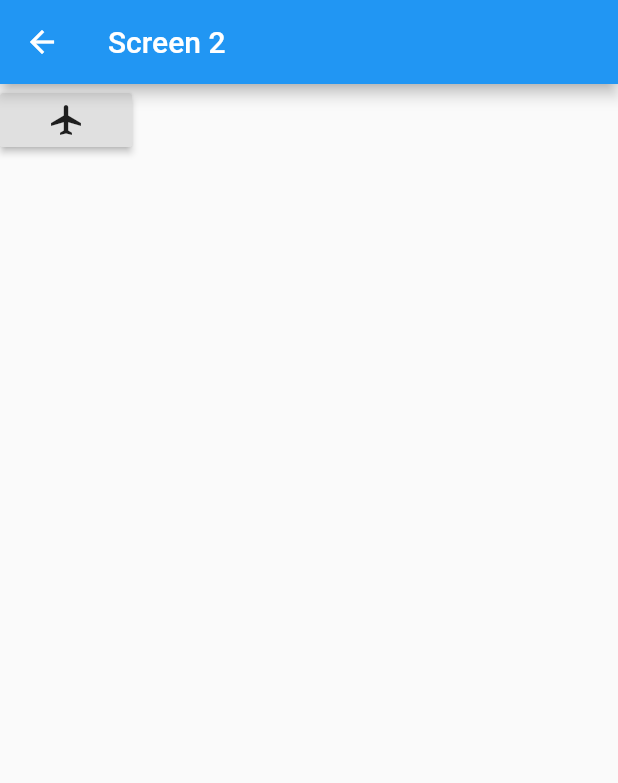
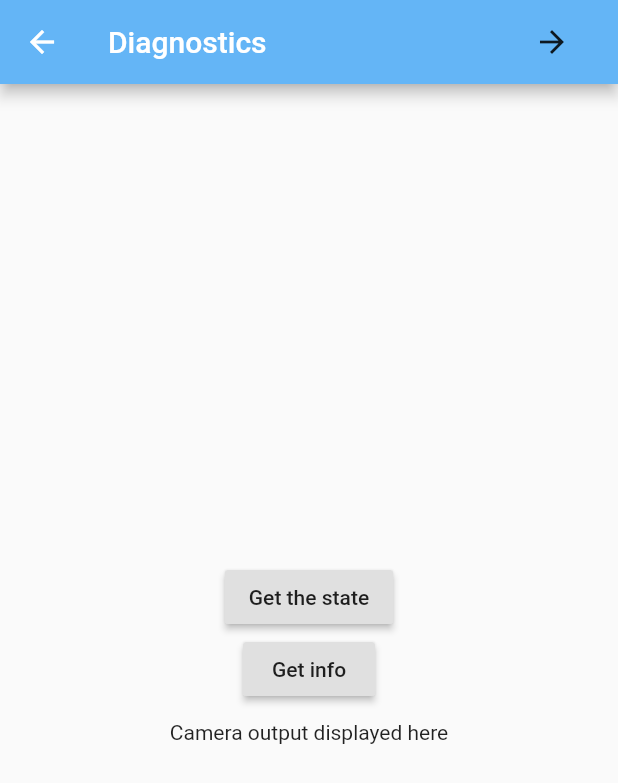
Before and after one commit to KaiyoteSoft/theta-basic-app, a Flutter app: the screen it shows after launch, after a tap on the "arrow forward" icon, on a phone screen of 412 x 824 dp. Shown: the top 783 px of the screen. Run offline on Flutter 3.47's test engine with Material 2 defaults, Android fonts, the phone set to English and light mode, and no system bars; network calls fail.

Commit message:
Formatted diagnostic output text, broke out app bar into reusable functions

```diff
--- /dev/null
+++ b/lib/info.dart
@@ -0,0 +1,10 @@
+import 'package:http/http.dart' as http;
+import 'package:theta_v_basic_app/pretty_print.dart';
+
+Future<String> info() async {
+  var url = 'http://192.168.1.1/osc/info';
+  var response = await http.get(url);
+
+  prettyPrint(response.body);
+  return outputPrettyPrint(response.body);
+}
--- a/lib/main.dart
+++ b/lib/main.dart
@@ -1,8 +1,21 @@
 import 'package:flutter/material.dart';
 import './screens/screen_home.dart';
-//import './screens/screen_1.dart';
 import './screens/screen_2.dart';
 import './screens/screen_3.dart';
+
+Widget generateAppBar(String titleText, BuildContext context, String screenName) {
+  return AppBar(
+    title: Text(titleText),
+    backgroundColor: Colors.blue[300],
+    actions: [FlatButton(
+      onPressed: () {
+        Navigator.pushNamed(context, screenName);
+      },
+      child: Icon(Icons.arrow_forward),
+    ),
+    ],
+  );
+}
 
 void main() {
   runApp(MyApp());
--- a/lib/screens/screen_2.dart
+++ b/lib/screens/screen_2.dart
@@ -1,23 +1,55 @@
 import 'package:flutter/material.dart';
+import 'package:http/http.dart' as http;
+import 'package:theta_v_basic_app/pretty_print.dart';
+import 'package:theta_v_basic_app/state.dart';
+import 'package:theta_v_basic_app/info.dart';
+import 'dart:io';
+import 'package:theta_v_basic_app/state.dart';
+import 'package:theta_v_basic_app/main.dart';
 
-class ScreenTwo extends StatelessWidget {
+class ScreenTwo extends StatefulWidget {
+  @override
+  _ScreenTwoState createState() => _ScreenTwoState();
+}
+
+class _ScreenTwoState extends State<ScreenTwo> {
+  String outputText = 'Camera output displayed here';
+
+  void changeMessage(Function functionName) async {
+    var changedText = await functionName();
+    setState(() {
+      outputText = changedText;
+    });
+  }
+
+
   @override
   Widget build(BuildContext context) {
     return Scaffold(
-        appBar: AppBar(
-          title: Text("Screen 2"),
-        ),
-        body: Column(
+      appBar: generateAppBar('Diagnostics', context, '/third'),
+      body: Center(
+        child: Column(
+          mainAxisAlignment: MainAxisAlignment.center,
           children: [
             RaisedButton(
               onPressed: () {
-                Navigator.pushNamed(context, '/third');
-//                  print("Hello world");
+                changeMessage(state);
               },
-              child: Icon(Icons.airplanemode_active),
-            )
+              child: Text("Get the state"),
+            ),
+            RaisedButton(
+              onPressed: () {
+                changeMessage(info);
+              },
+              child: Text('Get info'),
+            ),
+            Padding(
+              padding: const EdgeInsets.symmetric(vertical: 10, horizontal: 15),
+              child: Text(outputText),
+            ),
           ],
-        )
+        ),
+      ),
     );
   }
 }
--- a/lib/screens/screen_3.dart
+++ b/lib/screens/screen_3.dart
@@ -1,4 +1,5 @@
 import 'package:flutter/material.dart';
+import 'package:theta_v_basic_app/main.dart';
 
 class ScreenThree extends StatefulWidget {
   @override
@@ -17,9 +18,7 @@ class _ScreenThreeState extends State<ScreenThree> {
   @override
   Widget build(BuildContext context) {
     return Scaffold(
-        appBar: AppBar(
-          title: Text("Screen 3"),
-        ),
+        appBar: generateAppBar('Change Camera Settings', context, '/'),
         body: Center(
           child: Column(
             mainAxisAlignment: MainAxisAlignment.spaceEvenly,
--- a/lib/screens/screen_home.dart
+++ b/lib/screens/screen_home.dart
@@ -5,8 +5,10 @@ import 'dart:convert';
 import 'dart:async';
 import 'package:theta_v_basic_app/checkConnection.dart';
 import 'package:theta_v_basic_app/takePicture.dart';
-import 'package:theta_v_basic_app/state.dart';
 import 'package:theta_v_basic_app/displayImage.dart';
+import 'package:theta_v_basic_app/main.dart';
+
+
 
 class MyHomePage extends StatefulWidget {
   @override
@@ -37,9 +39,7 @@ class _MyHomePageState extends State<MyHomePage> {
     super.initState();
   }
 
-
   var imageUrl = 'https://picsum.photos/200/300';
-  String outputText = 'Camera output displayed here';
 
   void getImage() async {
     var changedUrl = await displayFile();
@@ -49,26 +49,10 @@ class _MyHomePageState extends State<MyHomePage> {
     print("change Image");
   }
 
-  void changeMessage() async {
-    var changedText = await state();
-    setState(() {
-      outputText = changedText;
-    });
-  }
-
   @override
   Widget build(BuildContext context) {
     return Scaffold(
-      appBar: AppBar(
-        backgroundColor: Colors.blue[300],
-        leading: FlatButton(
-          onPressed: () {
-            Navigator.pushNamed(context, '/second');
-          },
-          child: Icon(Icons.arrow_forward),
-        ),
-        title: Text('RICOH THETA Basic App'),
-      ),
+      appBar: generateAppBar('RICOH THETA BASIC APP', context, '/second'),
       backgroundColor: Colors.blue[50],
       body: Center(
         child: Column(
@@ -94,21 +78,11 @@ class _MyHomePageState extends State<MyHomePage> {
               child: Text("Take a picture!"),
             ),
             RaisedButton(
-              onPressed: () {
-                changeMessage();
-              },
-              child: Text("Get the state"),
-            ),
-            RaisedButton(
                 onPressed: () {
                   getImage();
 //              displayFile();
                 },
                 child: Text("Display last image")
-            ),
-            Padding(
-              padding: const EdgeInsets.symmetric(vertical: 10, horizontal: 15),
-              child: Text(outputText),
             ),
           ],
         ),
--- a/lib/state.dart
+++ b/lib/state.dart
@@ -1,3 +1,4 @@
+import 'package:flutter/cupertino.dart';
 import 'package:http/http.dart' as http;
 import 'package:theta_v_basic_app/pretty_print.dart';
 
@@ -6,5 +7,5 @@ Future<String> state() async {
   var response = await http.post(url);
 
 //  prettyPrint(response.body);
-  return response.body;
+  return outputPrettyPrint(response.body);
 }
```
Also changed, not shown: lib/pretty_print.dart (+13 -0 lines).
